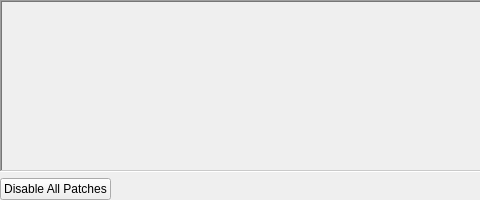
Old version of the form src/duckstation-qt/gamepatchsettingswidget.ui in the repository stenzek/duckstation; both pictures show x 0 to 480 and y 0 to 200 of the 766 by 200 pixel window.
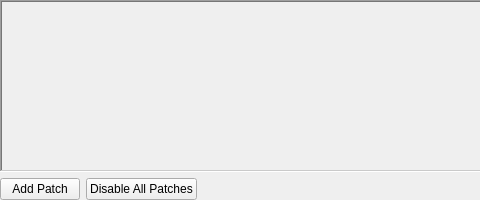
New version of the form. Icons and pictures are not drawn.

Commit message: Qt: Add manual patch editing/deletion to patches tab

What changed in the file:
```diff
--- a/src/duckstation-qt/gamepatchsettingswidget.ui
+++ b/src/duckstation-qt/gamepatchsettingswidget.ui
@@ -41,6 +41,17 @@
    </item>
    <item>
     <layout class="QHBoxLayout" name="horizontalLayout">
+     <item>
+      <widget class="QPushButton" name="add">
+       <property name="text">
+        <string>Add Patch</string>
+       </property>
+       <property name="icon">
+        <iconset resource="resources/duckstation-qt.qrc">
+         <normaloff>:/icons/monochrome/svg/add-line.svg</normaloff>:/icons/monochrome/svg/add-line.svg</iconset>
+       </property>
+      </widget>
+     </item>
      <item>
       <widget class="QPushButton" name="disableAllPatches">
        <property name="text">
```
The commit also changes 7 other files.
